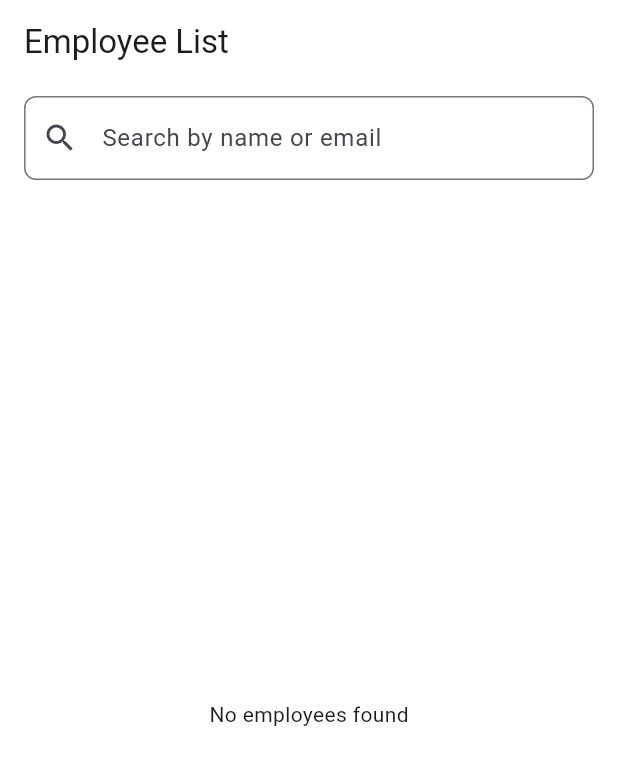
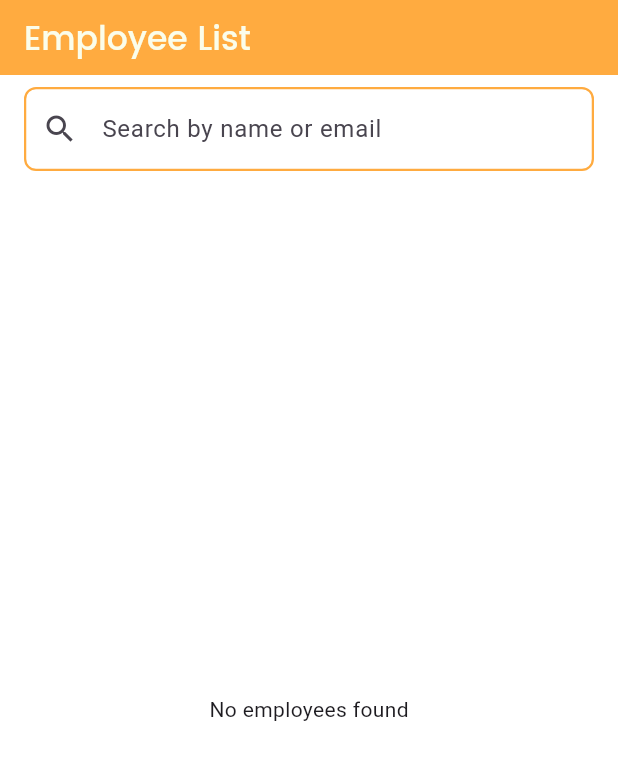
Before and after one commit to LE38MCA17/EmployeeInfo, a Flutter app: the screen it shows after launch, on a phone screen of 412 x 824 dp. Shown: the top 765 px of the screen. Run offline on Flutter 3.47's test engine with Material 3 defaults, Android fonts, the phone set to English and light mode, and no system bars; our stand-ins replace cached_network_image, fluttertoast, shared_preferences, sqflite; accounts and stored records are empty; network calls fail.

Commit message:
Employee Info

```diff
--- a/lib/view/employee_list_view.dart
+++ b/lib/view/employee_list_view.dart
@@ -1,3 +1,4 @@
+import 'package:employeeinfoapplication/constants/styles.dart';
 import 'package:flutter/material.dart';
 import 'package:provider/provider.dart';
 import 'package:cached_network_image/cached_network_image.dart';
@@ -36,9 +37,12 @@ class _EmployeeInfoViewState extends State<EmployeeInfoView> {
 
     return Scaffold(
       backgroundColor: Colors.white,
-      appBar: AppBar(
-        title: const Text("Employee List"),
-        backgroundColor: Colors.transparent,
+      appBar: PreferredSize(
+        preferredSize: const Size.fromHeight(50), // Set custom height
+        child: AppBar(
+          title:  Text("Employee List",style:Styles.textEmployeeList,),
+          backgroundColor: Colors.orangeAccent,
+        ),
       ),
       body: Column(
         children: [
@@ -50,6 +54,14 @@ class _EmployeeInfoViewState extends State<EmployeeInfoView> {
                 hintText: "Search by name or email",
                 prefixIcon: Icon(Icons.search),
                 border: OutlineInputBorder(borderRadius: BorderRadius.circular(8)),
+                enabledBorder: OutlineInputBorder( // Default border color
+                  borderSide: BorderSide(color: Colors.orangeAccent, width: 1.5),
+                  borderRadius: BorderRadius.circular(8),
+                ),
+                focusedBorder: OutlineInputBorder( // Border color when selected
+                  borderSide: BorderSide(color: Colors.orange, width: 2.0),
+                  borderRadius: BorderRadius.circular(8),
+                ),
               ),
               onChanged: (query) {
                 _employeeInfoViewModel.searchEmployees(query);
--- a/lib/view/splash_view.dart
+++ b/lib/view/splash_view.dart
@@ -32,16 +32,16 @@ class _SplashViewState extends State<SplashView> {
         height: double.infinity,
         width: double.infinity,
         child: Column(
-          mainAxisAlignment: MainAxisAlignment.center, // Center content vertically
+          mainAxisAlignment: MainAxisAlignment.center,
           children: [
             SizedBox(
-              height: MediaQuery.of(context).size.height * 0.5, // 50% of screen height
+              height: MediaQuery.of(context).size.height * 0.5,
               child: Image.asset(
                 "assets/images/checklist.png",
                 fit: BoxFit.contain,
               ),
             ),
-            const SizedBox(height: 20), // Space between image and text
+            const SizedBox(height: 20),
             const Text(
               "Employee Info",
               style: TextStyle(
--- a/lib/viewmodel/employee_Info_viewmodel.dart
+++ b/lib/viewmodel/employee_Info_viewmodel.dart
@@ -41,6 +41,7 @@ class EmployeeInfoViewModel extends ChangeNotifier {
   Future<void> fetchAllEmployees() async {
     isLoading = true;
     notifyListeners();
+
     try {
       employees = await tblEmployeeInfo.getAllData();
       filteredEmployees = employees;
--- a/pubspec.yaml
+++ b/pubspec.yaml
@@ -43,6 +43,7 @@ dependencies:
   path:
   cached_network_image:
   url_launcher:
+  fluttertoast:
 
 dev_dependencies:
   flutter_test:
```
Also changed, not shown: lib/constants/styles.dart (+3 -16 lines), lib/view/employee_details_view.dart (+11 -7 lines), pubspec.lock.
